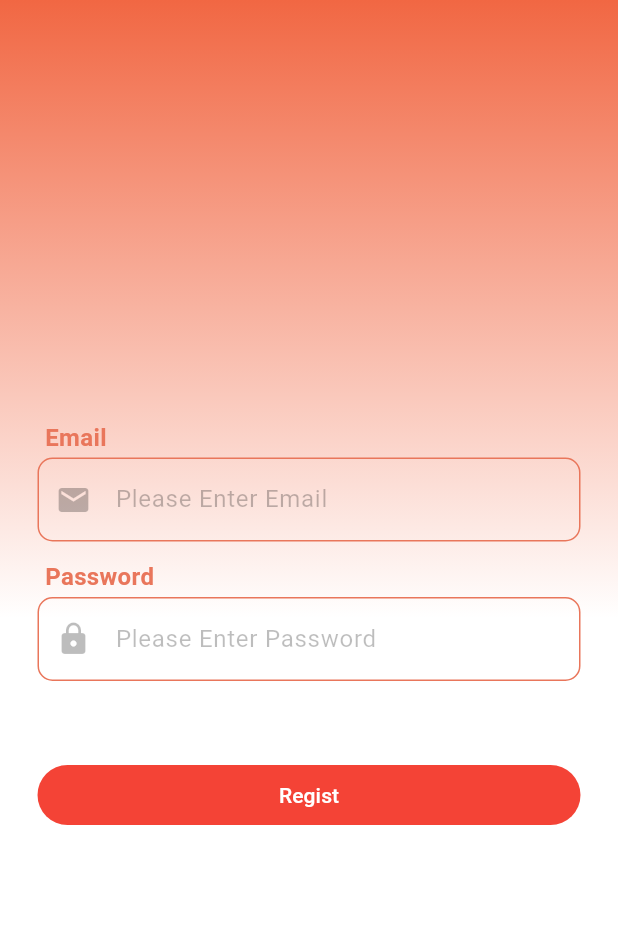
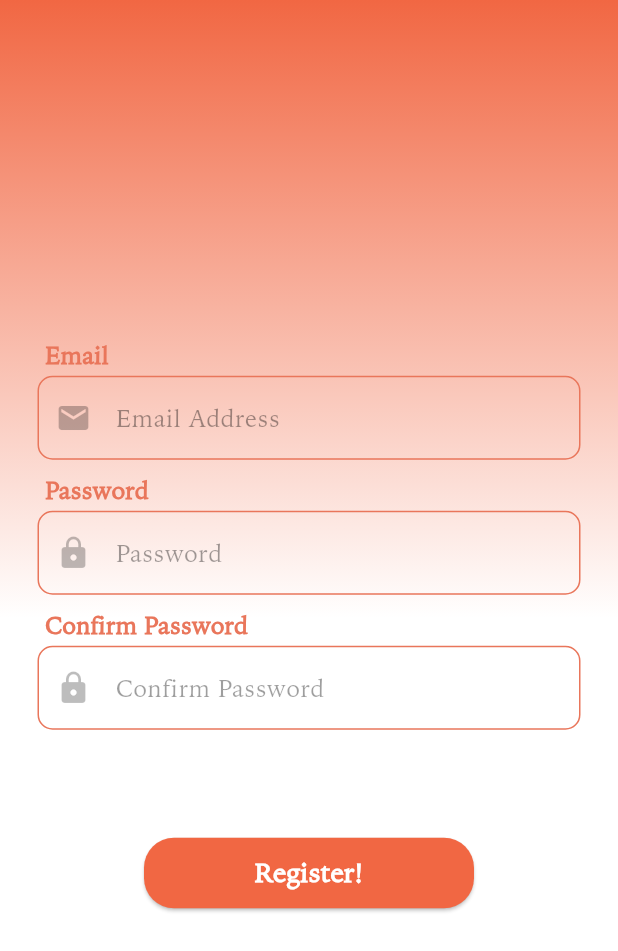
Before and after one commit to SparkUp-App/SparkUp-Android, a Flutter app: the screen it shows after launch, after a tap on "Sign Up", on a phone screen of 412 x 824 dp. Shown: the top 951 px of the screen. Run offline on Flutter 3.47's test engine with Material 3 defaults, Android fonts, the phone set to English and light mode, and no system bars; missing offline and left inert: toasty_box; network calls fail.

Commit message:
!adjust widget !add confirmPassword when regist

```diff
--- a/lib/screen/login_page.dart
+++ b/lib/screen/login_page.dart
@@ -18,6 +18,57 @@ class _LoginPageState extends State<LoginPage> {
   var passwordController = TextEditingController();
   bool isLoading = false;
 
+  Widget login_TextField(IconData textFieldIcon,String label,String hintText,TextEditingController controller,{isObscured=false}) {
+    return  Padding(
+      padding: EdgeInsets.fromLTRB(0.0, 7.0, 0.0, 0.0),
+      child: Column(
+        crossAxisAlignment: CrossAxisAlignment.start,
+        children: [
+          Padding(
+            padding: EdgeInsets.fromLTRB(5.0, 0.0, 0.0, 0.0),
+            child: Text(
+              label,
+              style: const TextStyle(
+                fontFamily: 'IowanOldStyle',
+                fontSize: 16,
+                color: Color(0xFFE9765B),
+                fontWeight: FontWeight.w600,
+              ),
+            ),
+          ),
+          Container(
+            padding: const EdgeInsets.symmetric(vertical: 2.0),
+            width: double.infinity,
+            child: TextField(
+              controller: controller,
+              obscureText: isObscured, //確認是否要點點隱藏輸入的內容
+              decoration: InputDecoration(
+                enabledBorder: OutlineInputBorder(
+                  borderSide: const BorderSide(color: Color(0xFFE9765B)),
+                  borderRadius: BorderRadius.circular(10.0),
+                ),
+                focusedBorder: OutlineInputBorder(
+                  borderSide: const BorderSide(color: Color(0xFFE9765B)),
+                  borderRadius: BorderRadius.circular(10.0),
+                ),
+                border: OutlineInputBorder(
+                  borderSide: const BorderSide(color: Color(0xFFE9765B)),
+                  borderRadius: BorderRadius.circular(10.0),
+                ),
+                prefixIcon: Icon(textFieldIcon),
+                prefixIconColor: Colors.black26,
+                hintText: hintText,
+                hintStyle: const TextStyle(
+                  fontFamily: 'IowanOldStyle',
+                  color: Colors.black38,
+                ),
+              ),
+            ),
+          ),
+        ],
+      ),
+    );
+  }
   @override
   Widget build(BuildContext context) {
     return Container(
@@ -51,107 +102,11 @@ class _LoginPageState extends State<LoginPage> {
                               SizedBox(
                                 height: 40,
                               ),
-                              Padding(
-                                padding: EdgeInsets.fromLTRB(0.0, 7.0, 0.0, 0.0),
-                                child: Column(
-                                  crossAxisAlignment: CrossAxisAlignment.start,
-                                  children: [
-                                    Padding(
-                                      padding: EdgeInsets.fromLTRB(5.0, 0.0, 0.0, 0.0),
-                                      child: Text(
-                                        "Email",
-                                        style: const TextStyle(
-                                          fontFamily: 'IowanOldStyle',
-                                          fontSize: 16,
-                                          color: Color(0xFFE9765B),
-                                          fontWeight: FontWeight.w600,
-                                        ),
-                                      ),
-                                    ),
-                                    Container(
-                                      padding: const EdgeInsets.symmetric(vertical: 2.0),
-                                      width: double.infinity,
-                                      child: TextField(
-                                        controller: emailController,
-                                        decoration: InputDecoration(
-                                          enabledBorder: OutlineInputBorder(
-                                            borderSide: const BorderSide(color: Color(0xFFE9765B)),
-                                            borderRadius: BorderRadius.circular(10.0),
-                                          ),
-                                          focusedBorder: OutlineInputBorder(
-                                            borderSide: const BorderSide(color: Color(0xFFE9765B)),
-                                            borderRadius: BorderRadius.circular(10.0),
-                                          ),
-                                          border: OutlineInputBorder(
-                                            borderSide: const BorderSide(color: Color(0xFFE9765B)),
-                                            borderRadius: BorderRadius.circular(10.0),
-                                          ),
-                                          prefixIcon: const Icon(Icons.email),
-                                          prefixIconColor: Colors.black26,
-                                          hintText: "Email Address",
-                                          hintStyle: const TextStyle(
-                                            fontFamily: 'IowanOldStyle',
-                                            color: Colors.black38,
-                                          ),
-                                        ),
-                                      ),
-                                    ),
-                                  ],
-                                ),
-                              ),
-                              Padding(
-                                padding: EdgeInsets.fromLTRB(0.0, 7.0, 0.0, 0.0),
-                                child: Column(
-                                  crossAxisAlignment: CrossAxisAlignment.start,
-                                  children: [
-                                    Padding(
-                                      padding: EdgeInsets.fromLTRB(5.0, 0.0, 0.0, 0.0),
-                                      child: Text(
-                                        "Password",
-                                        style: const TextStyle(
-                                          fontFamily: 'IowanOldStyle',
-                                          fontSize: 16,
-                                          color: Color(0xFFE9765B),
-                                          fontWeight: FontWeight.w600,
-                                        ),
-                                      ),
-                                    ),
-                                    Container(
-                                      padding: const EdgeInsets.symmetric(vertical: 2.0),
-                                      width: double.infinity,
-                                      child: TextField(
-                                        controller: passwordController,
-                                        obscureText: true,
-                                        decoration: InputDecoration(
-                                          enabledBorder: OutlineInputBorder(
-                                            borderSide: const BorderSide(color: Color(0xFFE9765B)),
-                                            borderRadius: BorderRadius.circular(10.0),
-                                          ),
-                                          focusedBorder: OutlineInputBorder(
-                                            borderSide: const BorderSide(color: Color(0xFFE9765B)),
-                                            borderRadius: BorderRadius.circular(10.0),
-                                          ),
-                                          border: OutlineInputBorder(
-                                            borderSide: const BorderSide(color: Color(0xFFE9765B)),
-                                            borderRadius: BorderRadius.circular(10.0),
-                                          ),
-                                          prefixIcon: const Icon(Icons.lock),
-                                          prefixIconColor: Colors.black26,
-                                          hintText: "Please Enter Password",
-                                          hintStyle: const TextStyle(
-                                            fontFamily: 'IowanOldStyle',
-                                            color: Colors.black38,
-                                          ),
-                                        ),
-                                      ),
-                                    ),
-                                  ],
-                                ),
-                              ),
+                              login_TextField(Icons.email,'Email','Email Address',emailController),
+                              login_TextField(Icons.lock,'Password','Password',passwordController,isObscured: true),
                               SizedBox(
                                 height: 30,
                               ),
-
                               Center(
                                 child: SizedBox( //SizedBox鎖他大小
                                   width: 220,
--- a/lib/screen/register_page.dart
+++ b/lib/screen/register_page.dart
@@ -14,7 +14,60 @@ class RegisterPage extends StatefulWidget {
 class _RegisterPageState extends State<RegisterPage> {
   var emailController = TextEditingController();
   var passwordController = TextEditingController();
+  var confirmPasswordController = TextEditingController();
   bool isLoading = false;
+
+  Widget login_TextField(IconData textFieldIcon,String label,String hintText,TextEditingController controller,{isObscured=false}) {
+    return  Padding(
+      padding: EdgeInsets.fromLTRB(0.0, 7.0, 0.0, 0.0),
+      child: Column(
+        crossAxisAlignment: CrossAxisAlignment.start,
+        children: [
+          Padding(
+            padding: EdgeInsets.fromLTRB(5.0, 0.0, 0.0, 0.0),
+            child: Text(
+              label,
+              style: const TextStyle(
+                fontFamily: 'IowanOldStyle',
+                fontSize: 16,
+                color: Color(0xFFE9765B),
+                fontWeight: FontWeight.w600,
+              ),
+            ),
+          ),
+          Container(
+            padding: const EdgeInsets.symmetric(vertical: 2.0),
+            width: double.infinity,
+            child: TextField(
+              controller: controller,
+              obscureText: isObscured, //確認是否要點點隱藏輸入的內容
+              decoration: InputDecoration(
+                enabledBorder: OutlineInputBorder(
+                  borderSide: const BorderSide(color: Color(0xFFE9765B)),
+                  borderRadius: BorderRadius.circular(10.0),
+                ),
+                focusedBorder: OutlineInputBorder(
+                  borderSide: const BorderSide(color: Color(0xFFE9765B)),
+                  borderRadius: BorderRadius.circular(10.0),
+                ),
+                border: OutlineInputBorder(
+                  borderSide: const BorderSide(color: Color(0xFFE9765B)),
+                  borderRadius: BorderRadius.circular(10.0),
+                ),
+                prefixIcon: Icon(textFieldIcon),
+                prefixIconColor: Colors.black26,
+                hintText: hintText,
+                hintStyle: const TextStyle(
+                  fontFamily: 'IowanOldStyle',
+                  color: Colors.black38,
+                ),
+              ),
+            ),
+          ),
+        ],
+      ),
+    );
+  }
 
   @override
   Widget build(BuildContext context) {
@@ -28,7 +81,6 @@ class _RegisterPageState extends State<RegisterPage> {
         ),
         child:Scaffold(
             backgroundColor: Colors.transparent,
-
             body: Center(
                 child: Stack(
                   children: [
@@ -39,114 +91,34 @@ class _RegisterPageState extends State<RegisterPage> {
                           crossAxisAlignment: CrossAxisAlignment.stretch,
                           mainAxisAlignment: MainAxisAlignment.center,
                           children: [
-                    Padding(
-                        padding: EdgeInsets.fromLTRB(0.0, 10.0, 0.0, 0.0),
-                        child: Column(
-                          crossAxisAlignment: CrossAxisAlignment.start,
-                          children: [
-                            Padding(
-                              padding: EdgeInsets.fromLTRB(5.0, 0.0, 0.0, 0.0),
-                              child: Text(
-                                "Email",
-                                style: const TextStyle(
-                                  fontSize: 16,
-                                  color: Color(0xFFE9765B),
-                                  fontWeight: FontWeight.w600,
-                                ),
-                              ),
-                            ),
-                            Container(
-                              padding: const EdgeInsets.symmetric(vertical: 2.0),
-                              width: double.infinity,
-                              child: TextField(
-                                controller: emailController,
-                                decoration: InputDecoration(
-                                  enabledBorder: OutlineInputBorder(
-                                    borderSide: const BorderSide(color: Color(0xFFE9765B)),
-                                    borderRadius: BorderRadius.circular(10.0),
-                                  ),
-                                  focusedBorder: OutlineInputBorder(
-                                    borderSide: const BorderSide(color: Color(0xFFE9765B)),
-                                    borderRadius: BorderRadius.circular(10.0),
-                                  ),
-                                  border: OutlineInputBorder(
-                                    borderSide: const BorderSide(color: Color(0xFFE9765B)),
-                                    borderRadius: BorderRadius.circular(10.0),
-                                  ),
-                                  prefixIcon: const Icon(Icons.email),
-                                  prefixIconColor: Colors.black26,
-                                  hintText: "Please Enter Email",
-                                  hintStyle: const TextStyle(
-                                    color: Colors.black26,
-                                  ),
-                                ),
-                              ),
+                            login_TextField(Icons.email,'Email','Email Address',emailController),
+                            login_TextField(Icons.lock,'Password','Password',passwordController,isObscured: true),
+                            login_TextField(Icons.lock,'Confirm Password','Confirm Password',confirmPasswordController,isObscured: true),
+                            SizedBox(height: 70),
+                            Center(
+                              child: SizedBox( //SizedBox鎖他大小
+                                width: 220,
+                                height: 47,
+                                child: ElevatedButton(
+                                  onPressed: () async {
+                                    if (passwordController.text != confirmPasswordController.text) {
+                                      showDialog(
+                                        context: context,
+                                        builder: (context) => AlertDialog(
+                                          title: Text('Error'),
+                                          content: Text('Passwords do not match!'),
+                                          actions: [
+                                            TextButton(
+                                              onPressed: () {
+                                                Navigator.of(context).pop();
+                                              },
+                                              child: Text('OK'),
                                             ),
                                           ],
                                         ),
-                      ),
-                    Padding(
-                        padding: EdgeInsets.fromLTRB(0.0, 10.0, 0.0, 0.0),
-                        child: Column(
-                          crossAxisAlignment: CrossAxisAlignment.start,
-                          children: [
-                            Padding(
-                              padding: EdgeInsets.fromLTRB(5.0, 0.0, 0.0, 0.0),
-                              child: Text(
-                                "Password",
-                                style: const TextStyle(
-                                  fontSize: 16,
-                                  color: Color(0xFFE9765B),
-                                  fontWeight: FontWeight.w600,
-                                ),
-                              ),
-                            ),
-                            Container(
-                              padding: const EdgeInsets.symmetric(vertical: 2.0),
-                              width: double.infinity,
-                              child: TextField(
-                                controller: passwordController,
-                                obscureText: true,
-                                decoration: InputDecoration(
-                                  enabledBorder: OutlineInputBorder(
-                                    borderSide: const BorderSide(color: Color(0xFFE9765B)),
-                                    borderRadius: BorderRadius.circular(10.0),
-                                  ),
-                                  focusedBorder: OutlineInputBorder(
-                                    borderSide: const BorderSide(color: Color(0xFFE9765B)),
-                                    borderRadius: BorderRadius.circular(10.0),
-                                  ),
-                                  border: OutlineInputBorder(
-                                    borderSide: const BorderSide(color: Color(0xFFE9765B)),
-                                    borderRadius: BorderRadius.circular(10.0),
-                                  ),
-                                  prefixIcon: const Icon(Icons.lock),
-                                  prefixIconColor: Colors.black26,
-                                  hintText: "Please Enter Password",
-                                  hintStyle: const TextStyle(
-                                    color: Colors.black26,
-                                  ),
-                                ),
-                              ),
-                            ),
-                          ],
-                        ),
-                      ),
-                    Container(
-                        margin: const EdgeInsets.only(top: 50.0),
-                        child: TextButton(
-                          style: ButtonStyle(
-                            backgroundColor:
-                                WidgetStateProperty.resolveWith<Color>(
-                                    (states) {
-                              if (states.contains(WidgetState.pressed)) {
-                                return const Color.fromARGB(255, 216, 59, 48);
-                              } else {
-                                return Colors.red;
+                                      );
+                                      return;
                                     }
-                            }),
-                          ),
-                          onPressed: () async {
                                     setState(() {
                                       isLoading = true;
                                     });
@@ -177,11 +149,25 @@ class _RegisterPageState extends State<RegisterPage> {
                                       }
                                     }
                                   },
+                                  style: ElevatedButton.styleFrom(
+                                    backgroundColor: Color(0xFFF16743),
+                                    shape: RoundedRectangleBorder(
+                                      borderRadius: BorderRadius.circular(20),
+                                    ),
+                                  ),
                                   child: const Text(
-                            "Regist",
-                            style: TextStyle(color: Colors.white),
+                                    'Register!',
+                                    style: TextStyle(
+                                      fontFamily: 'IowanOldStyle',
+                                      color: Colors.white,
+                                      fontSize: 18,
+                                      fontWeight: FontWeight.bold,
                                     ),
-                        )),
+                                  ),
+                                ),
+                              ),
+                            ),
+
                           ],
                         )),
                     if (isLoading)
@@ -191,6 +177,9 @@ class _RegisterPageState extends State<RegisterPage> {
                               color: Colors.black,
                               child: const Center(child: CircularProgressIndicator())))
                   ],
-        ))));
+                )
+            )
+        )
+    );
   }
 }
```
Lines whose indentation alone changed are shown as unchanged.
